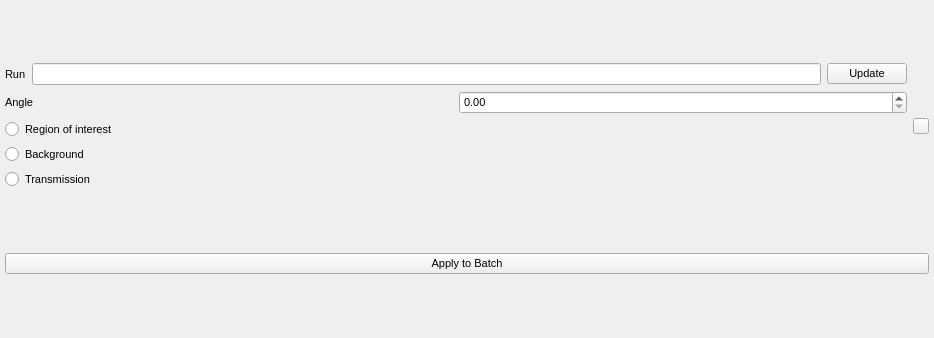
Qt form qt/scientific_interfaces/ISISReflectometry/GUI/RoiSelector/RoiWidget.ui (DavidFair/mantid) before a commit.
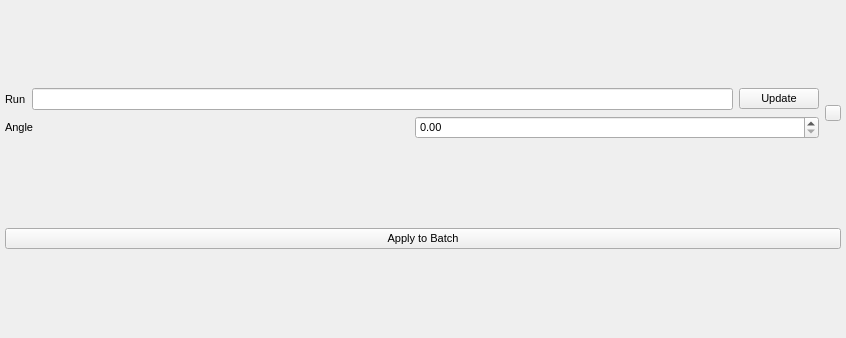
The same form after that commit.

Commit message:
Add InstrumentDisplay to refl prototype tab
Adds InstrumentDisplay, without surface rendering, into the prototype
tab. This will cause artifacting where nothing is being rendered, but
shows that the widget is correctly placed

The edit to the form file:
```diff
--- a/qt/scientific_interfaces/ISISReflectometry/GUI/RoiSelector/RoiWidget.ui
+++ b/qt/scientific_interfaces/ISISReflectometry/GUI/RoiSelector/RoiWidget.ui
@@ -6,7 +6,7 @@
    <rect>
     <x>0</x>
     <y>0</y>
-    <width>934</width>
+    <width>846</width>
     <height>338</height>
    </rect>
   </property>
@@ -75,27 +75,6 @@
          </item>
         </layout>
        </item>
-       <item>
-        <widget class="QRadioButton" name="fgRadioButton">
-         <property name="text">
-          <string>Region of interest</string>
-         </property>
-        </widget>
-       </item>
-       <item>
-        <widget class="QRadioButton" name="bgRadioButton">
-         <property name="text">
-          <string>Background</string>
-         </property>
-        </widget>
-       </item>
-       <item>
-        <widget class="QRadioButton" name="transRadioButton">
-         <property name="text">
-          <string>Transmission</string>
-         </property>
-        </widget>
-       </item>
       </layout>
      </item>
      <item>
```
The commit also changes 5 other files.
